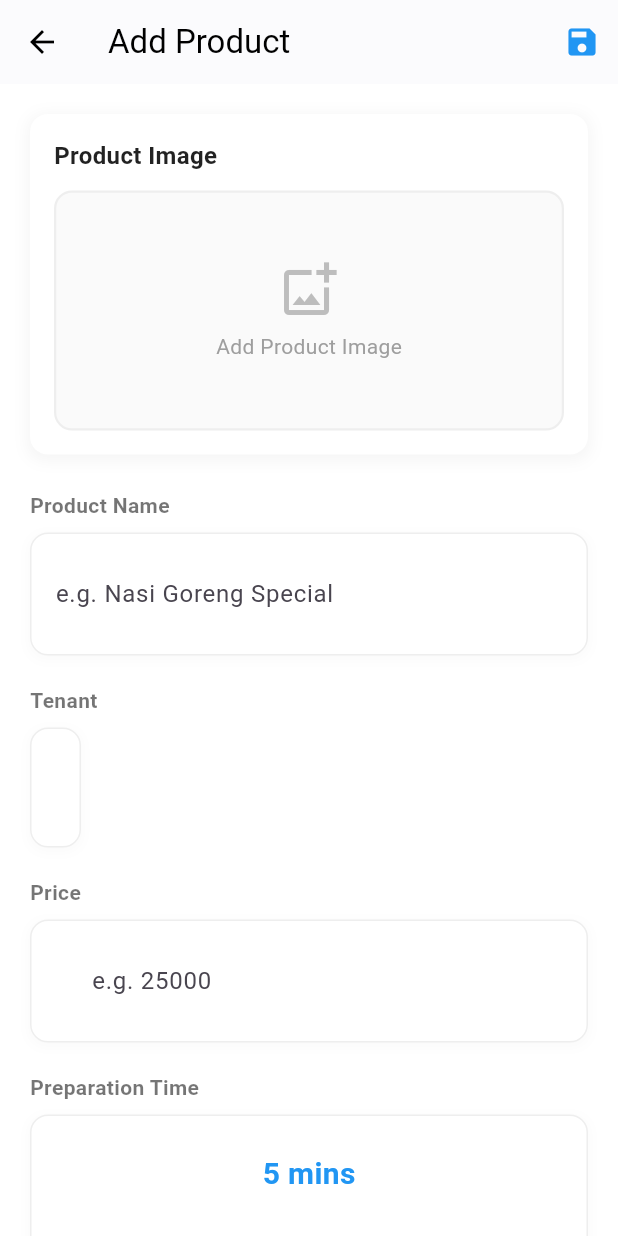
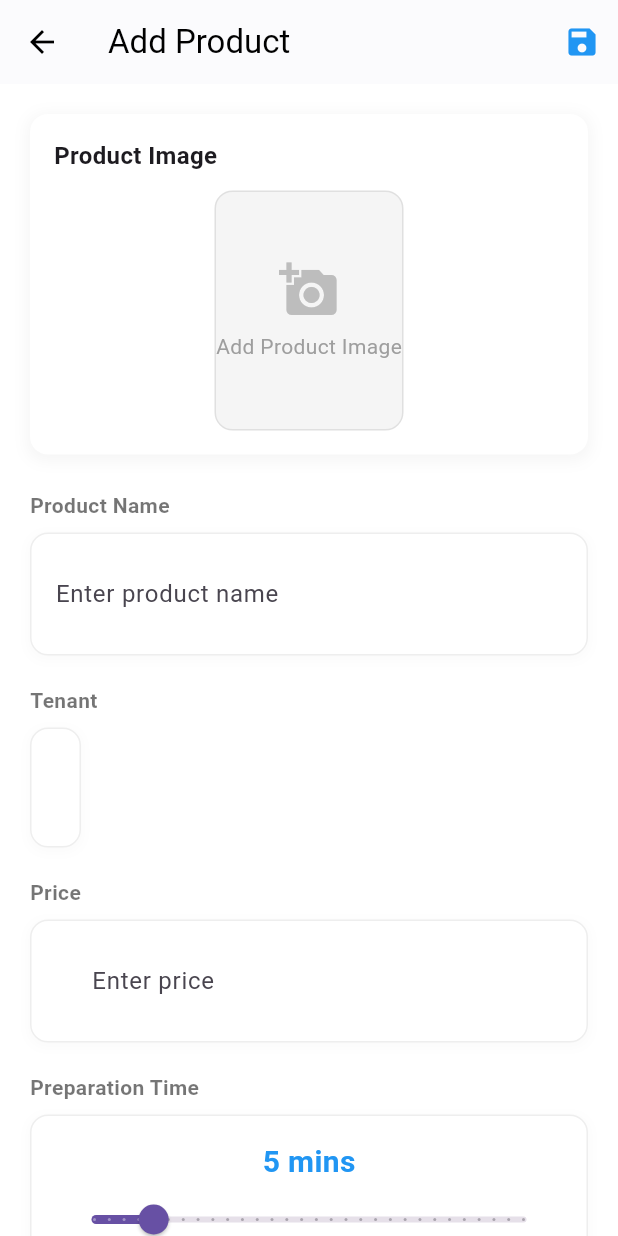
Before and after one commit to makananku/my_app, a Flutter app: the SellerEditProductScreen screen opened directly, on a phone screen of 412 x 824 dp. Run offline on Flutter 3.47's test engine with Material 3 defaults, Android fonts, the phone set to English and light mode, and no system bars; our stand-ins replace flutter_keyboard_visibility, image_picker, lottie, shared_preferences; accounts and stored records are empty; Roboto replaces fonts that are missing (Poppins).

Commit message:
revisi seller my product screen

```diff
--- a/lib/screens/seller_edit_product_screen.dart
+++ b/lib/screens/seller_edit_product_screen.dart
@@ -2,6 +2,7 @@ import 'package:flutter/material.dart';
 import 'package:image_picker/image_picker.dart';
 import 'package:provider/provider.dart';
 import 'package:my_app/auth/auth_provider.dart';
+import 'package:my_app/providers/food_provider.dart';
 import 'package:my_app/models/product_model.dart';
 import 'dart:io';
 
@@ -11,7 +12,7 @@ class SellerEditProductScreen extends StatefulWidget {
   const SellerEditProductScreen({super.key, this.product});
 
   @override
-  _SellerEditProductScreenState createState() => _SellerEditProductScreenState();
+  State<SellerEditProductScreen> createState() => _SellerEditProductScreenState();
 }
 
 class _SellerEditProductScreenState extends State<SellerEditProductScreen> {
@@ -42,6 +43,31 @@ class _SellerEditProductScreenState extends State<SellerEditProductScreen> {
       setState(() {
         _imageFile = File(pickedFile.path);
       });
+    }
+  }
+
+  Future<void> _saveProduct() async {
+    if (_formKey.currentState!.validate()) {
+      final foodProvider = Provider.of<FoodProvider>(context, listen: false);
+      final authProvider = Provider.of<AuthProvider>(context, listen: false);
+
+      final product = Product(
+        id: widget.product?.id ?? DateTime.now().millisecondsSinceEpoch.toString(),
+        title: _nameController.text,
+        subtitle: _tenantName,
+        price: _priceController.text,
+        time: '$_preparationTime mins',
+        imgUrl: _imageFile?.path ?? widget.product?.imgUrl ?? 'assets/default.jpg',
+        sellerEmail: authProvider.user?.email ?? '', String: null,
+      );
+
+      if (widget.product == null) {
+        await foodProvider.addProduct(product);
+      } else {
+        await foodProvider.updateProduct(product);
+      }
+
+      if (mounted) Navigator.pop(context);
     }
   }
 
@@ -92,7 +118,6 @@ class _SellerEditProductScreenState extends State<SellerEditProductScreen> {
                         style: TextStyle(
                           fontSize: 16,
                           fontWeight: FontWeight.bold,
-                          color: Colors.black87,
                         ),
                       ),
                     ),
@@ -101,14 +126,10 @@ class _SellerEditProductScreenState extends State<SellerEditProductScreen> {
                       onTap: _pickImage,
                       child: Container(
                         height: 160,
-                        width: double.infinity,
                         decoration: BoxDecoration(
                           borderRadius: BorderRadius.circular(12),
-                          color: Colors.grey.shade50,
-                          border: Border.all(
-                            color: Colors.grey.shade200,
-                            width: 1.5,
-                          ),
+                          color: Colors.grey.shade100,
+                          border: Border.all(color: Colors.grey.shade300),
                         ),
                         child: _imageFile != null
                             ? ClipRRect(
@@ -130,7 +151,7 @@ class _SellerEditProductScreenState extends State<SellerEditProductScreen> {
                                     mainAxisAlignment: MainAxisAlignment.center,
                                     children: [
                                       Icon(
-                                        Icons.add_photo_alternate_outlined,
+                                        Icons.add_a_photo,
                                         size: 40,
                                         color: Colors.grey.shade400,
                                       ),
@@ -155,28 +176,23 @@ class _SellerEditProductScreenState extends State<SellerEditProductScreen> {
                 title: 'Product Name',
                 child: TextFormField(
                   controller: _nameController,
-                  style: const TextStyle(fontSize: 16),
                   decoration: const InputDecoration(
-                    hintText: 'e.g. Nasi Goreng Special',
+                    hintText: 'Enter product name',
                     border: InputBorder.none,
-                    contentPadding: EdgeInsets.zero,
                   ),
-                  validator: (value) => value!.isEmpty ? 'Required' : null,
+                  validator: (value) => value?.isEmpty ?? true ? 'Required' : null,
                 ),
               ),
               const SizedBox(height: 20),
 
-              // Tenant Name (non-editable)
+              // Tenant Name
               _buildInputSection(
                 title: 'Tenant',
                 child: Padding(
                   padding: const EdgeInsets.symmetric(vertical: 12),
                   child: Text(
                     _tenantName,
-                    style: const TextStyle(
-                      fontSize: 16,
-                      color: Colors.black87,
-                    ),
+                    style: const TextStyle(fontSize: 16),
                   ),
                 ),
               ),
@@ -188,14 +204,12 @@ class _SellerEditProductScreenState extends State<SellerEditProductScreen> {
                 child: TextFormField(
                   controller: _priceController,
                   keyboardType: TextInputType.number,
-                  style: const TextStyle(fontSize: 16),
                   decoration: const InputDecoration(
-                    hintText: 'e.g. 25000',
+                    hintText: 'Enter price',
                     prefixText: 'Rp ',
                     border: InputBorder.none,
-                    contentPadding: EdgeInsets.zero,
                   ),
-                  validator: (value) => value!.isEmpty ? 'Required' : null,
+                  validator: (value) => value?.isEmpty ?? true ? 'Required' : null,
                 ),
               ),
               const SizedBox(height: 20),
@@ -205,7 +219,6 @@ class _SellerEditProductScreenState extends State<SellerEditProductScreen> {
                 title: 'Preparation Time',
                 child: Column(
                   children: [
-                    const SizedBox(height: 8),
                     Text(
                       '$_preparationTime mins',
                       style: const TextStyle(
@@ -214,37 +227,16 @@ class _SellerEditProductScreenState extends State<SellerEditProductScreen> {
                         color: Colors.blue,
                       ),
                     ),
-                    const SizedBox(height: 12),
-                    SizedBox(
-                      height: 100,
-                      child: ListWheelScrollView(
-                        itemExtent: 40,
-                        perspective: 0.01,
-                        diameterRatio: 1.8,
-                        physics: const FixedExtentScrollPhysics(),
-                        onSelectedItemChanged: (index) {
+                    Slider(
+                      value: _preparationTime.toDouble(),
+                      min: 1,
+                      max: 30,
+                      divisions: 29,
+                      onChanged: (value) {
                         setState(() {
-                            _preparationTime = index + 1;
+                          _preparationTime = value.toInt();
                         });
                       },
-                        children: List.generate(30, (index) {
-                          final minutes = index + 1;
-                          return Center(
-                            child: Text(
-                              '$minutes mins',
-                              style: TextStyle(
-                                fontSize: minutes == _preparationTime ? 20 : 16,
-                                color: minutes == _preparationTime
-                                    ? Colors.blue
-                                    : Colors.grey.shade600,
-                                fontWeight: minutes == _preparationTime
-                                    ? FontWeight.bold
-                                    : FontWeight.normal,
-                              ),
-                            ),
-                          );
-                        }),
-                      ),
                     ),
                   ],
                 ),
@@ -252,26 +244,15 @@ class _SellerEditProductScreenState extends State<SellerEditProductScreen> {
               const SizedBox(height: 32),
 
               // Save Button
-              SizedBox(
-                height: 50,
-                child: ElevatedButton(
+              ElevatedButton(
                 onPressed: _saveProduct,
                 style: ElevatedButton.styleFrom(
-                    backgroundColor: Colors.blue,
+                  padding: const EdgeInsets.symmetric(vertical: 16),
                   shape: RoundedRectangleBorder(
                     borderRadius: BorderRadius.circular(12),
                   ),
-                    elevation: 0,
                 ),
-                  child: const Text(
-                    'SAVE PRODUCT',
-                    style: TextStyle(
-                      fontSize: 16,
-                      fontWeight: FontWeight.bold,
-                      color: Colors.white,
-                    ),
-                  ),
-                ),
+                child: const Text('SAVE PRODUCT'),
               ),
             ],
           ),
@@ -314,22 +295,6 @@ class _SellerEditProductScreenState extends State<SellerEditProductScreen> {
     );
   }
 
-  void _saveProduct() {
-    if (_formKey.currentState!.validate()) {
-      final product = Product(
-        id: widget.product?.id ?? DateTime.now().toString(),
-        title: _nameController.text,
-        subtitle: _tenantName, // Using tenant name as subtitle
-        price: _priceController.text,
-        time: '$_preparationTime mins',
-        imgUrl: _imageFile?.path ?? widget.product?.imgUrl ?? '',
-        sellerEmail: widget.product?.sellerEmail ?? '', String: null,
-      );
-
-      Navigator.pop(context, product);
-    }
-  }
-
   @override
   void dispose() {
     _nameController.dispose();
```
Also changed, not shown: lib/auth/auth_provider.dart (+8 -2 lines), lib/providers/food_provider.dart (+77 -3 lines), lib/screens/seller_my_product_screen.dart (+155 -112 lines), lib/data/food_data.dart (indentation only). Lines whose indentation alone changed are shown as unchanged.
